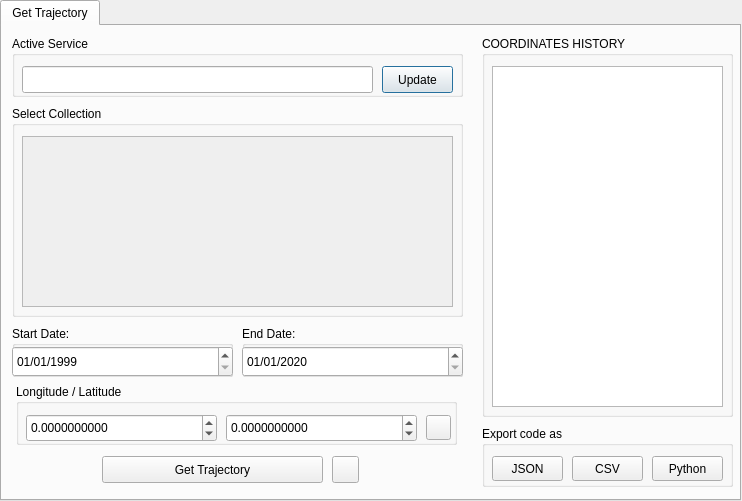
Qt form wlts_plugin/wlts_qgis_dialog_base.ui (brazil-data-cube/wlts-qgis) before a commit.
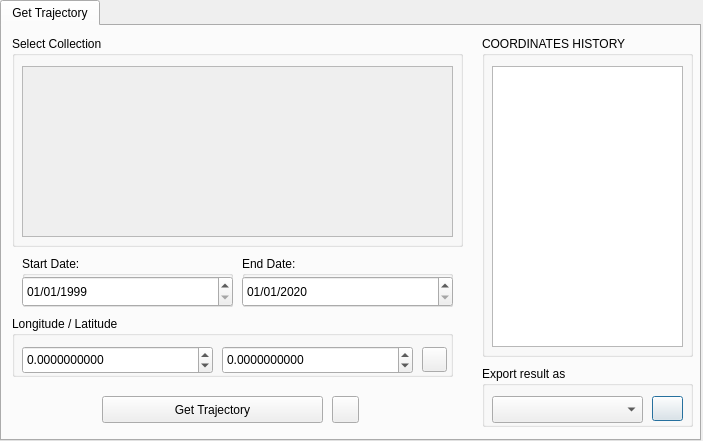
The same form after that commit.

Commit message: Revisando a interface e melhorando o fluxo para recuperar as séries temporais #75 #78

```diff
--- a/wlts_plugin/wlts_qgis_dialog_base.ui
+++ b/wlts_plugin/wlts_qgis_dialog_base.ui
@@ -6,8 +6,8 @@
    <rect>
     <x>0</x>
     <y>0</y>
-    <width>742</width>
-    <height>501</height>
+    <width>703</width>
+    <height>441</height>
    </rect>
   </property>
   <property name="windowTitle">
@@ -21,8 +21,8 @@
     <rect>
      <x>0</x>
      <y>0</y>
-     <width>741</width>
-     <height>501</height>
+     <width>701</width>
+     <height>441</height>
     </rect>
    </property>
    <property name="tabPosition">
@@ -43,8 +43,8 @@
       <rect>
        <x>480</x>
        <y>10</y>
-       <width>251</width>
-       <height>381</height>
+       <width>211</width>
+       <height>321</height>
       </rect>
      </property>
      <property name="title">
@@ -55,8 +55,8 @@
        <rect>
         <x>10</x>
         <y>30</y>
-        <width>231</width>
-        <height>341</height>
+        <width>191</width>
+        <height>281</height>
        </rect>
       </property>
       <property name="editTriggers">
@@ -71,7 +71,7 @@
      <property name="geometry">
       <rect>
        <x>10</x>
-       <y>80</y>
+       <y>10</y>
        <width>451</width>
        <height>211</height>
       </rect>
@@ -116,110 +116,48 @@
       </widget>
      </widget>
     </widget>
-    <widget class="QGroupBox" name="services_group">
-     <property name="geometry">
-      <rect>
-       <x>10</x>
-       <y>10</y>
-       <width>451</width>
-       <height>61</height>
-      </rect>
-     </property>
-     <property name="title">
-      <string>Active Service</string>
-     </property>
-     <widget class="QLineEdit" name="wlts_server_label">
-      <property name="geometry">
-       <rect>
-        <x>10</x>
-        <y>30</y>
-        <width>351</width>
-        <height>27</height>
-       </rect>
-      </property>
-     </widget>
-     <widget class="QPushButton" name="wlts_server_label_update">
-      <property name="geometry">
-       <rect>
-        <x>370</x>
-        <y>30</y>
-        <width>71</width>
-        <height>27</height>
-       </rect>
-      </property>
-      <property name="text">
-       <string>Update</string>
-      </property>
-     </widget>
-    </widget>
     <widget class="QGroupBox" name="exporting_files_2">
      <property name="geometry">
       <rect>
        <x>480</x>
-       <y>400</y>
-       <width>251</width>
+       <y>340</y>
+       <width>211</width>
        <height>61</height>
       </rect>
      </property>
      <property name="title">
-      <string>Export code as</string>
+      <string>Export result as</string>
      </property>
-     <widget class="QPushButton" name="export_as_json">
-      <property name="geometry">
-       <rect>
-        <x>10</x>
-        <y>30</y>
-        <width>71</width>
-        <height>25</height>
-       </rect>
-      </property>
-      <property name="font">
-       <font>
-        <pointsize>9</pointsize>
-       </font>
-      </property>
-      <property name="text">
-       <string>JSON</string>
-      </property>
-     </widget>
-     <widget class="QPushButton" name="export_as_csv">
-      <property name="geometry">
-       <rect>
-        <x>90</x>
-        <y>30</y>
-        <width>71</width>
-        <height>25</height>
-       </rect>
-      </property>
-      <property name="font">
-       <font>
-        <pointsize>9</pointsize>
-       </font>
-      </property>
-      <property name="text">
-       <string>CSV</string>
-      </property>
-     </widget>
-     <widget class="QPushButton" name="export_as_python">
+     <widget class="QPushButton" name="export_result">
       <property name="geometry">
        <rect>
         <x>170</x>
         <y>30</y>
-        <width>71</width>
+        <width>31</width>
         <height>25</height>
        </rect>
       </property>
       <property name="text">
-       <string>Python</string>
+       <string/>
+      </property>
+     </widget>
+     <widget class="QComboBox" name="export_result_as_type">
+      <property name="geometry">
+       <rect>
+        <x>10</x>
+        <y>30</y>
+        <width>151</width>
+        <height>27</height>
+       </rect>
       </property>
      </widget>
     </widget>
     <widget class="QGroupBox" name="start_date_group">
      <property name="geometry">
       <rect>
-       <x>10</x>
-       <y>300</y>
-       <width>221</width>
+       <x>20</x>
+       <y>230</y>
+       <width>211</width>
        <height>51</height>
       </rect>
      </property>
@@ -231,7 +169,7 @@
        <rect>
         <x>0</x>
         <y>20</y>
-        <width>221</width>
+        <width>211</width>
         <height>31</height>
        </rect>
       </property>
@@ -254,8 +192,8 @@
      <property name="geometry">
       <rect>
        <x>240</x>
-       <y>300</y>
-       <width>221</width>
+       <y>230</y>
+       <width>211</width>
        <height>51</height>
       </rect>
      </property>
@@ -267,7 +205,7 @@
        <rect>
         <x>0</x>
         <y>20</y>
-        <width>221</width>
+        <width>211</width>
         <height>31</height>
        </rect>
       </property>
@@ -290,7 +228,7 @@
      <property name="geometry">
       <rect>
        <x>100</x>
-       <y>430</y>
+       <y>370</y>
        <width>221</width>
        <height>27</height>
       </rect>
@@ -303,7 +241,7 @@
      <property name="geometry">
       <rect>
        <x>330</x>
-       <y>430</y>
+       <y>370</y>
        <width>27</width>
        <height>27</height>
       </rect>
@@ -315,8 +253,8 @@
     <widget class="QGroupBox" name="longitude_latitude_group">
      <property name="geometry">
       <rect>
-       <x>14</x>
-       <y>358</y>
+       <x>10</x>
+       <y>290</y>
        <width>441</width>
        <height>61</height>
       </rect>
```
The commit also changes 6 other files.
